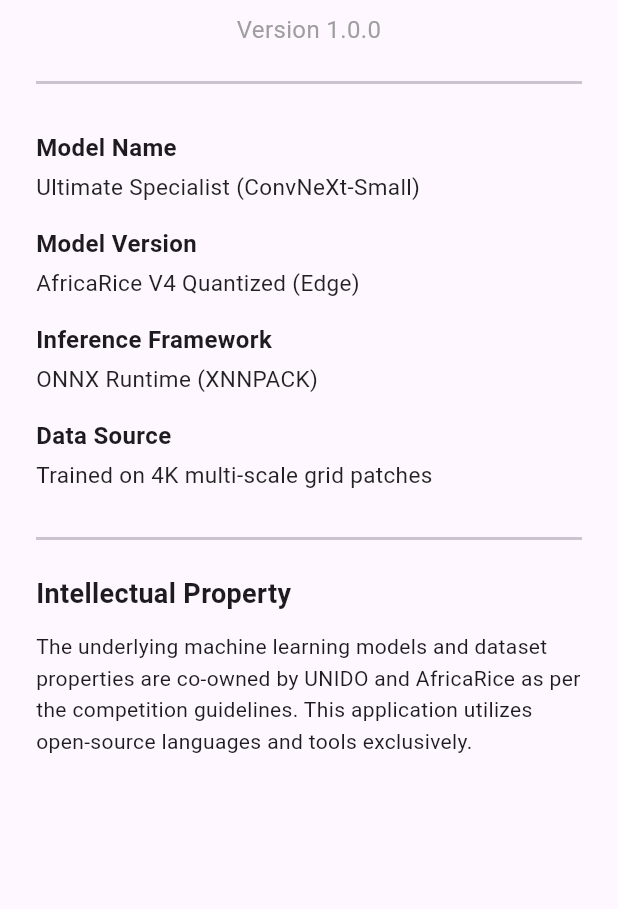
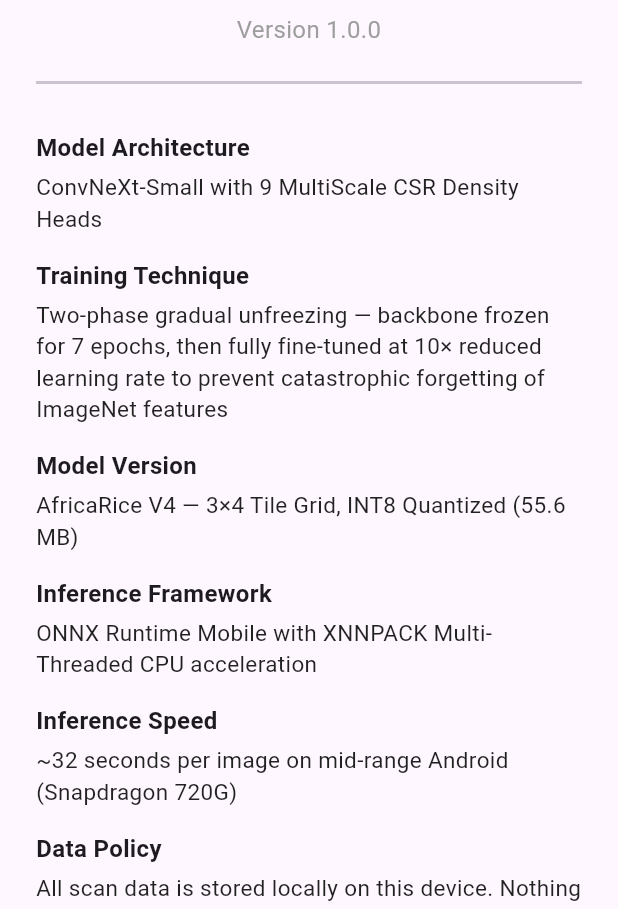
Before and after one commit to mAmadAhmad/Africa-rice-quality, a Flutter app: the AppInfoScreen screen opened directly, on a phone screen of 412 x 824 dp, the part 327-1236 px from its top. Run offline on Flutter 3.47's test engine with Material 3 defaults, Android fonts, the light colour scheme and no system bars; our stand-ins replace camera, geolocator, image_picker, share_plus, shared_preferences, sqflite; missing offline and left inert: onnxruntime; accounts and stored records are empty.

Commit message:
refactor: remove debug prints, add architectural docs, clean pubspec

```diff
--- a/lib/app_info_screen.dart
+++ b/lib/app_info_screen.dart
@@ -25,10 +25,32 @@
           ),
           const Divider(height: 48, thickness: 2),
 
-          _buildInfoRow("Model Name", "Ultimate Specialist (ConvNeXt-Small)"),
-          _buildInfoRow("Model Version", "AfricaRice V4 Quantized (Edge)"),
-          _buildInfoRow("Inference Framework", "ONNX Runtime (XNNPACK)"),
-          _buildInfoRow("Data Source", "Trained on 4K multi-scale grid patches"),
+          _buildInfoRow(
+            "Model Architecture",
+            "ConvNeXt-Small with 9 MultiScale CSR Density Heads",
+          ),
+          _buildInfoRow(
+            "Training Technique",
+            "Two-phase gradual unfreezing — backbone frozen for 7 epochs, "
+            "then fully fine-tuned at 10× reduced learning rate to prevent "
+            "catastrophic forgetting of ImageNet features",
+          ),
+          _buildInfoRow(
+            "Model Version",
+            "AfricaRice V4 — 3×4 Tile Grid, INT8 Quantized (55.6 MB)",
+          ),
+          _buildInfoRow(
+            "Inference Framework",
+            "ONNX Runtime Mobile with XNNPACK Multi-Threaded CPU acceleration",
+          ),
+          _buildInfoRow(
+            "Inference Speed",
+            "~32 seconds per image on mid-range Android (Snapdragon 720G)",
+          ),
+          _buildInfoRow(
+            "Data Policy",
+            "All scan data is stored locally on this device. Nothing is uploaded.",
+          ),
 
           const Divider(height: 48, thickness: 2),
 
@@ -38,7 +60,10 @@
           ),
           const SizedBox(height: 12),
           const Text(
-            "The underlying machine learning models and dataset properties are co-owned by UNIDO and AfricaRice as per the competition guidelines. This application utilizes open-source languages and tools exclusively.",
+            "The underlying machine learning models and dataset are co-owned by "
+            "UNIDO and AfricaRice as per the AfricaRice Quality Challenge guidelines. "
+            "This application is built exclusively with open-source frameworks and "
+            "is intended for non-commercial field assessment use only.",
             style: TextStyle(fontSize: 14, height: 1.5),
           ),
         ],
@@ -52,9 +77,11 @@
       child: Column(
         crossAxisAlignment: CrossAxisAlignment.start,
         children: [
-          Text(title, style: const TextStyle(fontWeight: FontWeight.bold, fontSize: 16)),
+          Text(title,
+              style: const TextStyle(fontWeight: FontWeight.bold, fontSize: 16)),
           const SizedBox(height: 4),
-          Text(value, style: const TextStyle(color: Colors.black87, fontSize: 15)),
+          Text(value,
+              style: const TextStyle(color: Colors.black87, fontSize: 15, height: 1.4)),
         ],
       ),
     );
--- a/lib/database_helper.dart
+++ b/lib/database_helper.dart
@@ -2,6 +2,12 @@
 import 'package:sqflite/sqflite.dart';
 import 'package:path/path.dart';
 
+/// SQLite persistence layer for scan history.
+///
+/// Stores one row per scan with quick-access columns for list views
+/// (grade, shape, total_count, broken_pct) and the full inference result
+/// serialised as JSON for the detail screen. GPS fields are nullable —
+/// rows where the user has not opted in simply store NULL.
 class DatabaseHelper {
   static final DatabaseHelper instance = DatabaseHelper._init();
   static Database? _database;
@@ -16,48 +22,54 @@
 
   Future<Database> _initDB(String filePath) async {
     final dbPath = await getDatabasesPath();
-    final path = join(dbPath, filePath);
+    final path   = join(dbPath, filePath);
     return await openDatabase(path, version: 1, onCreate: _createDB);
   }
 
-  Future _createDB(Database db, int version) async {
+  Future<void> _createDB(Database db, int version) async {
     await db.execute('''
-    CREATE TABLE scans (
-      id INTEGER PRIMARY KEY AUTOINCREMENT,
-      image_path TEXT,
-      timestamp TEXT,
-      grade TEXT,
-      shape TEXT,
-      total_count INTEGER,
-      broken_pct TEXT,
-      full_json TEXT,
-      latitude REAL,
-      longitude REAL,
-      has_gps INTEGER DEFAULT 0
-    )
+      CREATE TABLE scans (
+        id          INTEGER PRIMARY KEY AUTOINCREMENT,
+        image_path  TEXT,
+        timestamp   TEXT,
+        grade       TEXT,
+        shape       TEXT,
+        total_count INTEGER,
+        broken_pct  TEXT,
+        full_json   TEXT,
+        latitude    REAL,
+        longitude   REAL,
+        has_gps     INTEGER DEFAULT 0
+      )
     ''');
   }
 
+  /// Persists a completed scan to the database.
+  ///
+  /// [processedData] is the merged map from [InferenceService] output and
+  /// [RiceLogic] interpretation. The entire map is JSON-encoded into
+  /// [full_json] so the detail screen can reconstruct any field without
+  /// schema migrations when new output fields are added.
   Future<int> create(Map<String, dynamic> processedData, String imagePath) async {
     final db = await instance.database;
 
     final data = {
-      'image_path': imagePath,
-      'timestamp': DateTime.now().toIso8601String(),
-      'grade': processedData['milling_grade'],
-      'shape': processedData['grain_shape'],
+      'image_path':  imagePath,
+      'timestamp':   DateTime.now().toIso8601String(),
+      'grade':       processedData['milling_grade'],
+      'shape':       processedData['grain_shape'],
       'total_count': processedData['total_count'],
-      'broken_pct': processedData['broken_pct'],
-      'full_json': jsonEncode(processedData),
-      // NEW: Safely map the nullable GPS fields
-      'latitude': processedData['latitude'],
-      'longitude': processedData['longitude'],
-      'has_gps': (processedData['has_gps'] == true) ? 1 : 0,
+      'broken_pct':  processedData['broken_pct'],
+      'full_json':   jsonEncode(processedData),
+      'latitude':    processedData['latitude'],   // nullable
+      'longitude':   processedData['longitude'],  // nullable
+      'has_gps':     (processedData['has_gps'] == true) ? 1 : 0,
     };
 
     return await db.insert('scans', data);
   }
 
+  /// Returns up to 100 scans in reverse-chronological order.
   Future<List<Map<String, dynamic>>> readAllScans() async {
     final db = await instance.database;
     return await db.query('scans', orderBy: 'timestamp DESC', limit: 100);
--- a/lib/main.dart
+++ b/lib/main.dart
@@ -2,7 +2,6 @@
 import 'package:shared_preferences/shared_preferences.dart';
 import 'inference_service.dart';
 import 'disclaimer_screen.dart';
-import 'signup_screen.dart';
 import 'home_screen.dart';
 import 'camera_screen.dart';
 import 'history_screen.dart';
@@ -12,6 +11,9 @@
 void main() async {
   WidgetsFlutterBinding.ensureInitialized();
 
+  // Warm up the ONNX session in the background isolate immediately on launch.
+  // By the time the user reaches the camera, the model is already compiled
+  // and ready — eliminating a cold-start delay on first inference.
   InferenceService().init();
 
   final prefs = await SharedPreferences.getInstance();
@@ -23,11 +25,16 @@
       primarySwatch: Colors.green,
       useMaterial3: true,
     ),
+    // Route new users through disclaimer → sign-up before reaching the app shell.
     home: isRegistered ? const MainShell() : const DisclaimerScreen(),
     debugShowCheckedModeBanner: false,
   ));
 }
 
+/// Root shell that hosts the four persistent navigation tabs.
+/// The camera capture flow is intentionally outside the tab system —
+/// it lives in a separate full-screen route pushed from the FAB so the
+/// camera lifecycle (init/dispose) is fully isolated from tab switching.
 class MainShell extends StatefulWidget {
   const MainShell({super.key});
 
@@ -38,7 +45,6 @@
 class _MainShellState extends State<MainShell> {
   int _currentIndex = 0;
 
-  // The 4 background tabs (Capture is handled by the FAB)
   final List<Widget> _screens = [
     const HomeScreen(),
     const HistoryScreen(),
@@ -50,8 +56,6 @@
   Widget build(BuildContext context) {
     return Scaffold(
       body: _screens[_currentIndex],
-
-      // The Protruding Capture Button
       floatingActionButton: FloatingActionButton(
         backgroundColor: Colors.green,
         foregroundColor: Colors.white,
@@ -60,32 +64,34 @@
         onPressed: () {
           Navigator.push(
             context,
-            MaterialPageRoute(builder: (_) => const CameraScreen())
+            MaterialPageRoute(builder: (_) => const CameraScreen()),
           );
         },
         child: const Icon(Icons.camera_alt, size: 28),
       ),
       floatingActionButtonLocation: FloatingActionButtonLocation.centerDocked,
-
-      // The Bottom Navigation Bar
       bottomNavigationBar: BottomAppBar(
         shape: const CircularNotchedRectangle(),
         notchMargin: 8.0,
         child: Row(
           mainAxisAlignment: MainAxisAlignment.spaceAround,
           children: [
-            _buildTabIcon(icon: Icons.home, label: "Home", index: 0),
+            _buildTabIcon(icon: Icons.home,    label: "Home",    index: 0),
             _buildTabIcon(icon: Icons.history, label: "History", index: 1),
-            const SizedBox(width: 48), // Empty space for the FAB
-            _buildTabIcon(icon: Icons.share, label: "Export", index: 2),
-            _buildTabIcon(icon: Icons.person, label: "Profile", index: 3),
+            const SizedBox(width: 48), // Space reserved for the centred FAB notch
+            _buildTabIcon(icon: Icons.share,   label: "Export",  index: 2),
+            _buildTabIcon(icon: Icons.person,  label: "Profile", index: 3),
           ],
         ),
       ),
     );
   }
 
-  Widget _buildTabIcon({required IconData icon, required String label, required int index}) {
+  Widget _buildTabIcon({
+    required IconData icon,
+    required String label,
+    required int index,
+  }) {
     final isSelected = _currentIndex == index;
     return InkWell(
       onTap: () => setState(() => _currentIndex = index),
@@ -93,7 +99,7 @@
         mainAxisSize: MainAxisSize.min,
         mainAxisAlignment: MainAxisAlignment.center,
         children: [
-          Icon(icon, color: isSelected ? Colors.green : Colors.grey),
+          Icon(icon,  color: isSelected ? Colors.green : Colors.grey),
           Text(label, style: TextStyle(fontSize: 12, color: isSelected ? Colors.green : Colors.grey)),
         ],
       ),
```
